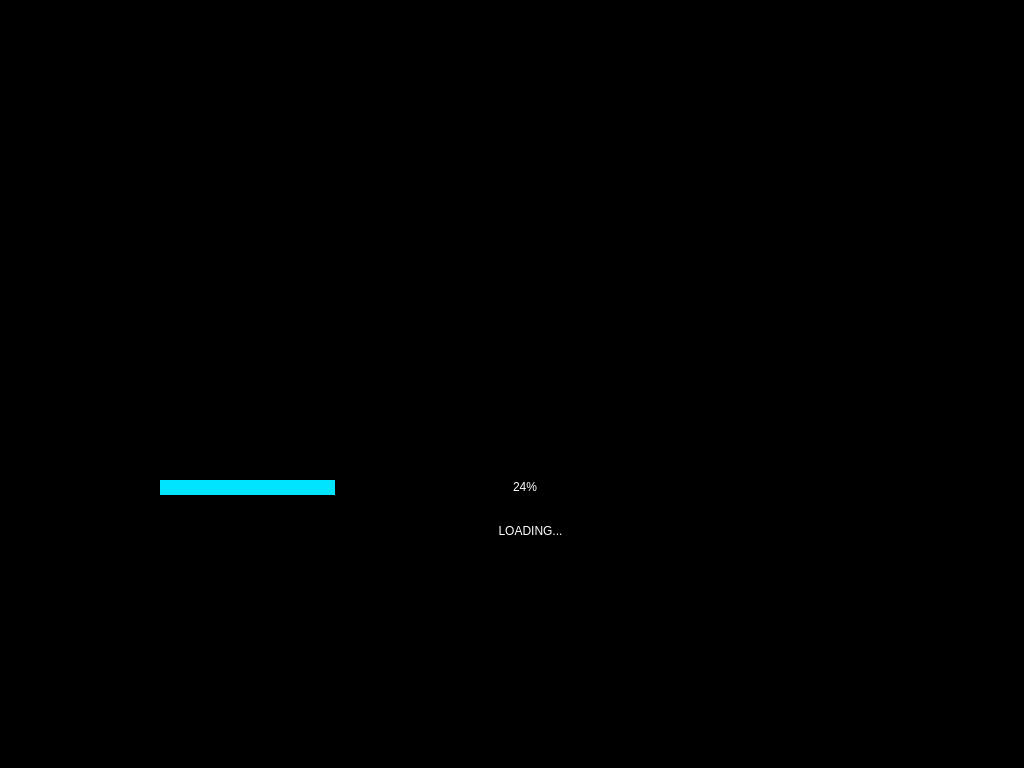
Above: UI/interface.ui from xxo6171/KORAIL-Dashboard before the change. Below: the same form after it.
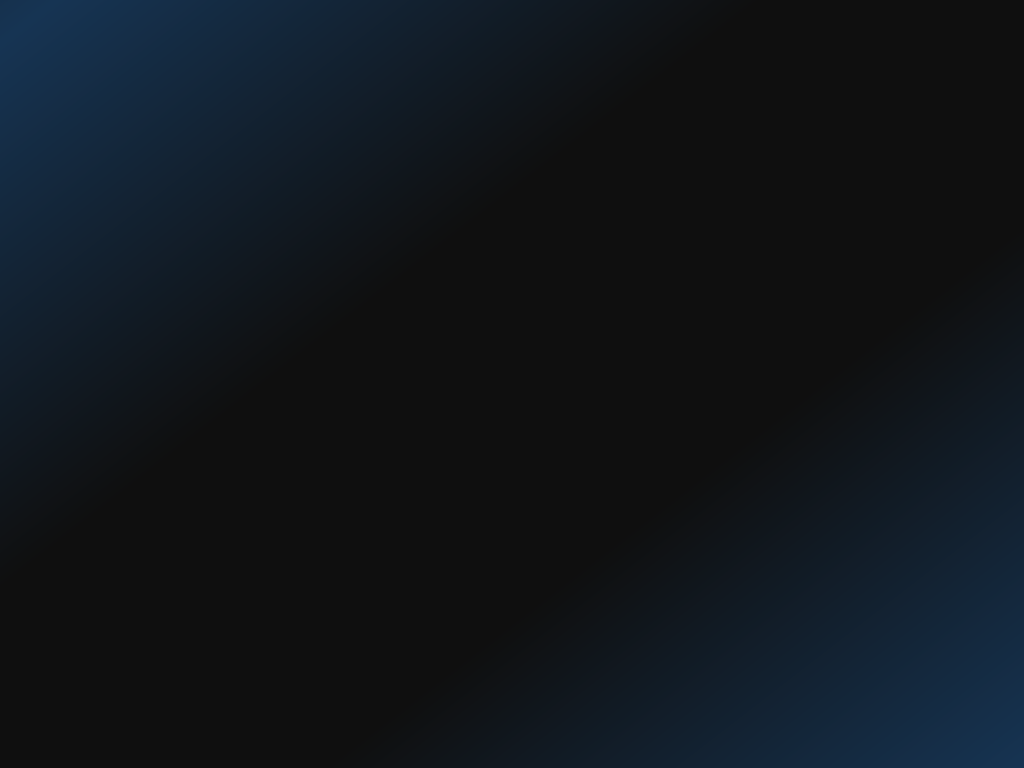
That is the form after the change. Icons and pictures are not drawn. Custom widgets are drawn as their Qt base class.

Diff of the .ui file:
```diff
--- a/UI/interface.ui
+++ b/UI/interface.ui
@@ -14,7 +14,8 @@
    <string>MainWindow</string>
   </property>
   <property name="styleSheet">
-   <string notr="true">background-color: rgb(0, 0, 0);</string>
+   <string notr="true">background-color: rgb(0, 0, 0);
+background-color: qlineargradient(spread:reflect, x1:0.506, y1:0.523, x2:1, y2:1, stop:0.281755 rgba(15, 15, 15, 255), stop:1 rgba(22, 52, 83, 255))</string>
   </property>
   <widget class="QWidget" name="centralwidget">
    <property name="enabled">
@@ -37,13 +38,14 @@
       <property name="geometry">
        <rect>
         <x>80</x>
-        <y>190</y>
+        <y>260</y>
         <width>881</width>
         <height>231</height>
        </rect>
       </property>
       <property name="styleSheet">
-       <string notr="true">image: url(:/newPrefix/korail.png);</string>
+       <string notr="true">image: url(:/newPrefix/korail.png);
+background-color: rgb(0, 0, 0, 0);</string>
       </property>
       <property name="text">
        <string/>
@@ -52,59 +54,6 @@
        <set>Qt::AlignCenter</set>
       </property>
      </widget>
-     <widget class="QProgressBar" name="progressBar">
-      <property name="enabled">
-       <bool>true</bool>
-      </property>
-      <property name="geometry">
-       <rect>
-        <x>160</x>
-        <y>480</y>
-        <width>731</width>
-        <height>15</height>
-       </rect>
-      </property>
-      <property name="styleSheet">
-       <string notr="true">QProgressBar{
-	background-color: rgb(0, 0, 0);
-	color: rgb(255, 255, 255);
-	font: 12pt &quot;Consolas&quot;;
-	border-radius: 30px;
-	text-align: center;
-}
-QProgressBar::chunk{
-	border-radius: 10px;
-	
-	background-color: qlineargradient(spread:pad, x1:0, y1:0, x2:1, y2:1, stop:1 rgba(0, 228, 255, 255));
-}</string>
-      </property>
-      <property name="value">
-       <number>24</number>
-      </property>
-     </widget>
-     <widget class="QLabel" name="label_loading">
-      <property name="enabled">
-       <bool>true</bool>
-      </property>
-      <property name="geometry">
-       <rect>
-        <x>280</x>
-        <y>510</y>
-        <width>501</width>
-        <height>41</height>
-       </rect>
-      </property>
-      <property name="styleSheet">
-       <string notr="true">color: rgb(255, 255, 255);
-font: 14pt &quot;Consolas&quot;;</string>
-      </property>
-      <property name="text">
-       <string>LOADING...</string>
-      </property>
-      <property name="alignment">
-       <set>Qt::AlignCenter</set>
-      </property>
-     </widget>
     </widget>
     <widget class="QWidget" name="page_3">
      <property name="styleSheet">
```
Left out of the diff: 51 changed lines with no effect on the pictures.
